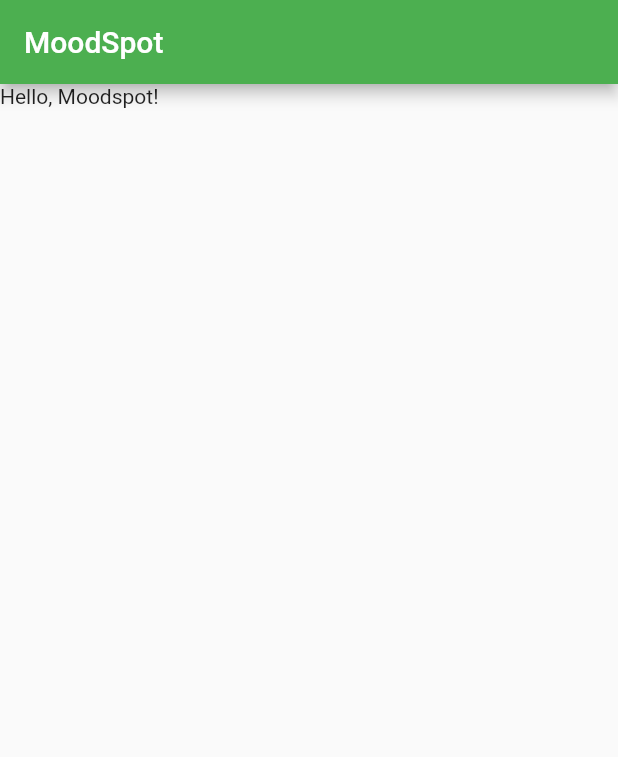
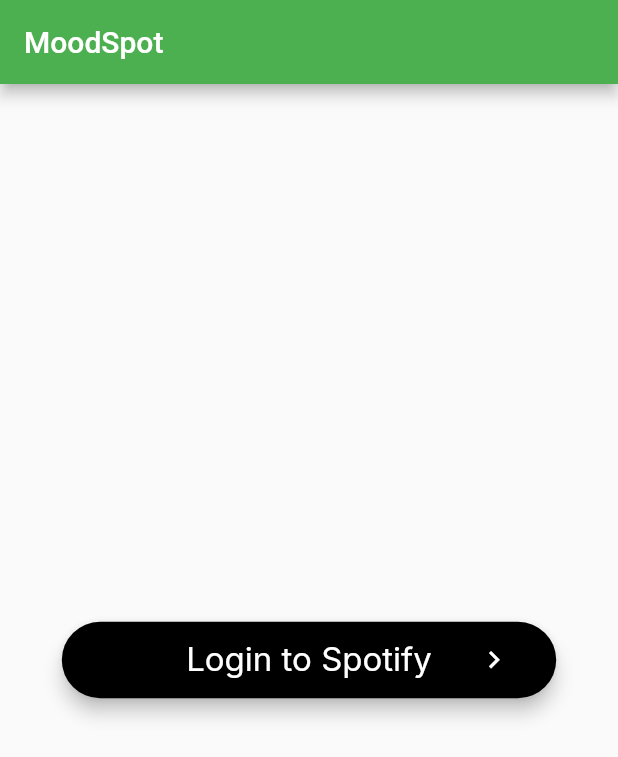
Before and after one commit to CS222-UIUC/Group-33, a Flutter app: the screen it shows after launch, on a phone screen of 412 x 824 dp. Shown: the top 757 px of the screen. Run offline on Flutter 3.47's test engine with Material 2 defaults, Android fonts, the phone set to English and light mode, and no system bars; our stand-ins replace flutter_dotenv, google_fonts, logger; missing offline and left inert: spotify_sdk.

Commit message:
Login button with tests

```diff
--- a/flutter/lib/main.dart
+++ b/flutter/lib/main.dart
@@ -1,9 +1,12 @@
 // ignore_for_file: public_member_api_docs
 
 import 'package:flutter/material.dart';
+import 'package:flutter_dotenv/flutter_dotenv.dart';
+import 'package:semaphoreci_flutter_demo/pages/home.dart';
 
 // coverage:ignore-start
-void main() {
+void main() async {
+  await dotenv.load();
   runApp(MyApp());
 }
 // coverage:ignore-end
@@ -17,14 +20,7 @@ class MyApp extends StatelessWidget {
       theme: ThemeData(
         primarySwatch: Colors.green,
       ),
-      home: SafeArea(
-        child: Scaffold(
-          appBar: AppBar(
-            title: const Text('MoodSpot'),
-          ),
-          body: const Text('Hello, Moodspot!'),
-        ),
-      ),
+      home: const Home(),
     );
   }
 }
--- /dev/null
+++ b/flutter/lib/pages/home.dart
@@ -0,0 +1,131 @@
+import 'package:flutter/material.dart';
+import 'package:flutter/services.dart';
+import 'package:flutter_dotenv/flutter_dotenv.dart';
+import 'package:google_fonts/google_fonts.dart';
+import 'package:logger/logger.dart';
+import 'package:semaphoreci_flutter_demo/pages/player.dart';
+import 'package:spotify_sdk/spotify_sdk.dart';
+
+class Home extends StatefulWidget {
+  const Home({Key? key}) : super(key: key);
+
+  @override
+  _HomeState createState() => _HomeState();
+}
+
+class _HomeState extends State<Home> {
+  final Logger _logger = Logger(
+    //filter: CustomLogFilter(), // custom logfilter can be used to have logs in release mode
+    printer: PrettyPrinter(
+      methodCount: 2, // number of method calls to be displayed
+      errorMethodCount: 8, // number of method calls if stacktrace is provided
+      lineLength: 120, // width of the output
+      colors: true, // Colorful log messages
+      printEmojis: true, // Print an emoji for each log message
+      printTime: true,
+    ),
+  );
+
+  @override
+  Widget build(BuildContext context) {
+    return SafeArea(
+      key: const ValueKey('Home App'),
+      child: Scaffold(
+        appBar: AppBar(
+          title: const Text('MoodSpot'),
+        ),
+        body: Row(
+          mainAxisAlignment: MainAxisAlignment.center,
+          children: [
+            Column(
+              mainAxisAlignment: MainAxisAlignment.center,
+              children: [
+                SizedBox(
+                  key: const ValueKey('button.login'),
+                  width: 0.8 * MediaQuery.of(context).size.width,
+                  child: TextButton(
+                    onPressed: loginButton,
+                    style: ButtonStyle(
+                      backgroundColor: MaterialStateProperty.all(Colors.black),
+                      textStyle: MaterialStateProperty.all(
+                        const TextStyle(
+                          fontSize: 22,
+                        ),
+                      ),
+                      padding: MaterialStateProperty.all<EdgeInsets>(
+                        const EdgeInsets.symmetric(
+                          vertical: 12,
+                        ),
+                      ),
+                      elevation: MaterialStateProperty.all(5),
+                      shape: MaterialStateProperty.all<RoundedRectangleBorder>(
+                        RoundedRectangleBorder(
+                          borderRadius: BorderRadius.circular(50),
+                        ),
+                      ),
+                    ),
+                    child: Row(
+                      children: [
+                        const Spacer(),
+                        Text(
+                          'Login to Spotify',
+                          style: GoogleFonts.inter(
+                            color: Colors.white,
+                          ),
+                        ),
+                        const Expanded(
+                          child: Icon(
+                            Icons.chevron_right,
+                            color: Colors.white,
+                            size: 23,
+                          ),
+                        ),
+                      ],
+                    ),
+                  ),
+                ),
+              ],
+            )
+          ],
+        ),
+      ),
+    );
+  }
+
+  Future<void> loginButton() async {
+    if (await getAccessToken()) {
+      await Navigator.pushReplacement(
+        context,
+        MaterialPageRoute<void>(
+          builder: (BuildContext context) => const Player(),
+        ),
+      );
+    }
+  }
+
+  Future<bool> getAccessToken() async {
+    try {
+      final authenticationToken = await SpotifySdk.getAccessToken(
+        clientId: dotenv.env['CLIENT_ID'].toString(),
+        redirectUrl: dotenv.env['REDIRECT_URL'].toString(),
+        scope: 'app-remote-control, '
+            'user-modify-playback-state, '
+            'playlist-read-private, '
+            'playlist-modify-public,user-read-currently-playing',
+      );
+      setStatus('Got a token: $authenticationToken');
+      return true;
+    } on PlatformException catch (e) {
+      setStatus(e.code, message: e.message);
+      return Future.error('$e.code: $e.message');
+    } on MissingPluginException {
+      setStatus('not implemented');
+      return Future.error('not implemented');
+    }
+  }
+
+  void setStatus(String code, {String? message}) {
+    final text = message ?? '';
+    _logger.i('$code$text');
+  }
+}
--- a/flutter/lib/util/sized_icon_button.dart
+++ b/flutter/lib/util/sized_icon_button.dart
@@ -10,9 +10,9 @@ class SizedIconButton extends StatelessWidget {
   /// [onPressed] is the callback
   const SizedIconButton(
       {Key? key,
-        required this.width,
-        required this.icon,
-        required this.onPressed})
+      required this.width,
+      required this.icon,
+      required this.onPressed})
       : super(key: key);
 
   ///[width] sets the size of the icon
--- a/flutter/pubspec.yaml
+++ b/flutter/pubspec.yaml
@@ -13,6 +13,7 @@ dependencies:
   flutter:
     sdk: flutter
   flutter_dotenv: ^5.0.2
+  google_fonts: ^3.0.1
   logger: ^1.1.0
   provider: ^5.0.0
   spotify_sdk: ^2.3.0
```
Also changed, not shown: flutter/lib/pages/player.dart (added, +42 -0 lines), flutter/pubspec.lock, 3 other files.
